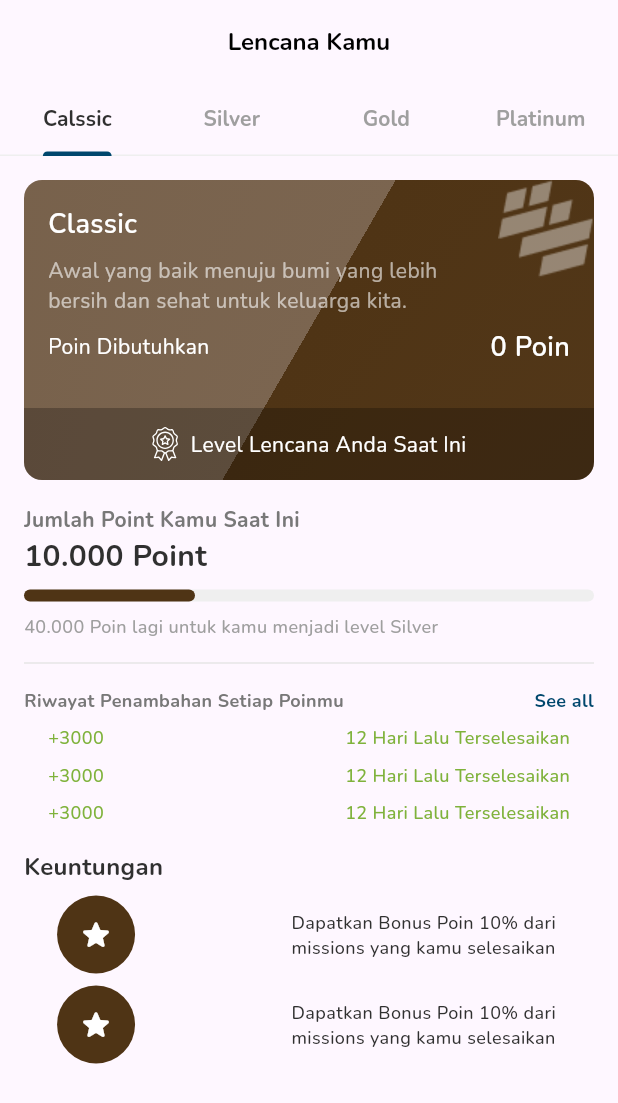
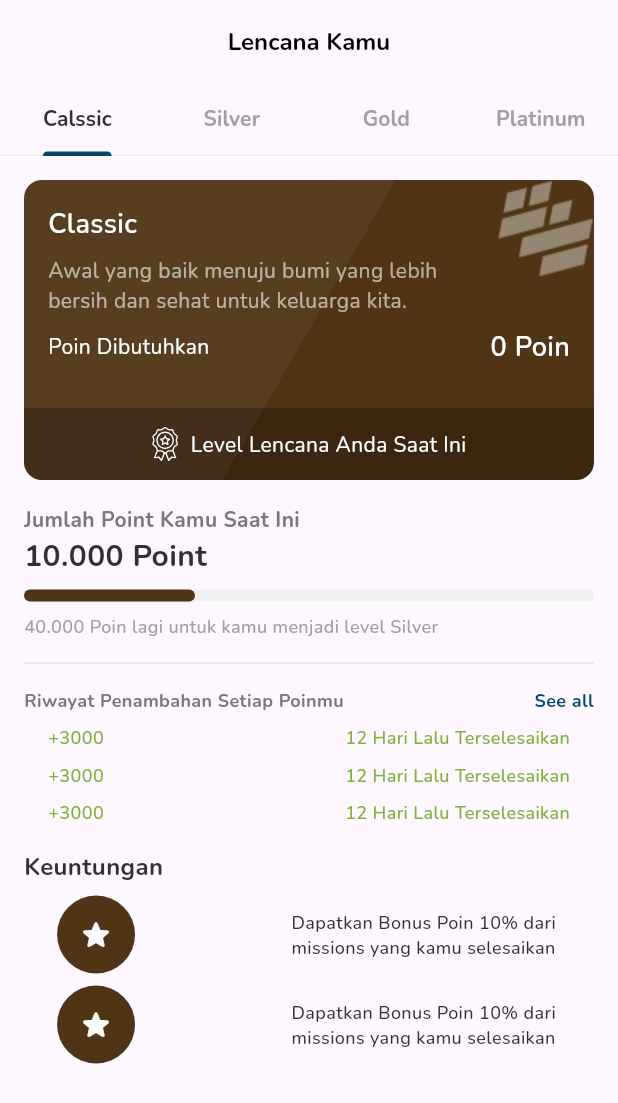
Before and after one commit to RECYTHNG/flutter_recything, a Flutter app: the screen it shows after launch, on a phone screen of 412 x 824 dp. Shown: the top 1103 px of the screen. Run offline on Flutter 3.47's test engine with Material 3 defaults, Android fonts, the phone set to English and light mode, and no system bars; our stand-ins replace flutter_svg, substring_highlight.

Commit message:
style(content-achievement): change opacity on card. 0.75 to 0.95

```diff
--- a/recything_application/lib/screens/achievement_screen/content/classic_achievement_content.dart
+++ b/recything_application/lib/screens/achievement_screen/content/classic_achievement_content.dart
@@ -33,7 +33,7 @@ class _ClassicAchievementContentState extends State<ClassicAchievementContent> {
                     gradient: SweepGradient(
                       colors: [
                         const Color(0xFF4F3415),
-                        const Color(0xFF4F3415).withOpacity(0.75),
+                        const Color(0xFF4F3415).withOpacity(0.95),
                       ],
                       center: const Alignment(-2.5, 0.0),
                       startAngle: 0.0,
--- a/recything_application/lib/screens/achievement_screen/content/gold_achievement_content.dart
+++ b/recything_application/lib/screens/achievement_screen/content/gold_achievement_content.dart
@@ -31,7 +31,7 @@ class _GoldAchievementContentState extends State<GoldAchievementContent> {
                     gradient: SweepGradient(
                       colors: [
                         const Color(0xFFD4AF35),
-                        const Color(0xFFD4AF35).withOpacity(0.75),
+                        const Color(0xFFD4AF35).withOpacity(0.95),
                       ],
                       center: const Alignment(-2.5, 0.0),
                       startAngle: 0.0,
--- a/recything_application/lib/screens/achievement_screen/content/platinum_achievement_content.dart
+++ b/recything_application/lib/screens/achievement_screen/content/platinum_achievement_content.dart
@@ -33,7 +33,7 @@ class _PlatinumAchievementContentState
                     gradient: SweepGradient(
                       colors: [
                         ColorConstant.primaryColor300,
-                        ColorConstant.primaryColor300.withOpacity(0.75),
+                        ColorConstant.primaryColor300.withOpacity(0.95),
                       ],
                       center: const Alignment(-2.5, 0.0),
                       startAngle: 0.0,
--- a/recything_application/lib/screens/achievement_screen/content/silver_achievement_content.dart
+++ b/recything_application/lib/screens/achievement_screen/content/silver_achievement_content.dart
@@ -32,7 +32,7 @@ class _SilverAchievementContentState extends State<SilverAchievementContent> {
                     gradient: SweepGradient(
                       colors: [
                         const Color(0xFF545454),
-                        const Color(0xFF545454).withOpacity(0.75),
+                        const Color(0xFF545454).withOpacity(0.95),
                       ],
                       center: const Alignment(-2.5, 0.0),
                       startAngle: 0.0,
```
